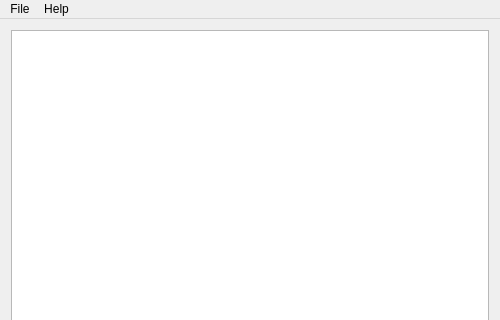
Before: the Qt Designer form BioImageOperation/MainWindow.ui in folterj/BioImageOperation, drawn with Qt 5; both pictures show x 0 to 500 and y 0 to 320 of the 500 by 500 pixel window.
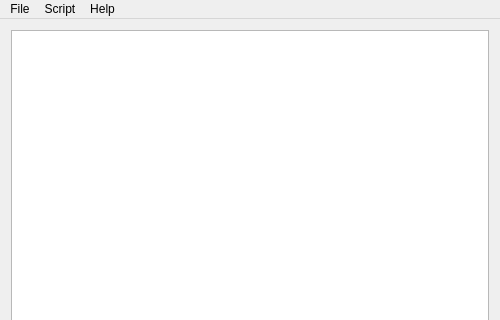
After: the same form once the commit is applied.

Commit message: Added automatic tracking script creation, improved tracking: discard while param training, added 'total' mode to video and image sources, improved close while in progress behaviour, fixed memory leak, fixed MSVC project

```diff
--- a/BioImageOperation/MainWindow.ui
+++ b/BioImageOperation/MainWindow.ui
@@ -108,7 +108,14 @@
     <addaction name="actionAbout"/>
     <addaction name="actionAboutQt"/>
    </widget>
+   <widget class="QMenu" name="menuScript">
+    <property name="title">
+     <string>Script</string>
+    </property>
+    <addaction name="actionGenerateTrackingScript"/>
+   </widget>
    <addaction name="menuFile"/>
+   <addaction name="menuScript"/>
    <addaction name="menuHelp"/>
   </widget>
   <widget class="QStatusBar" name="statusBar"/>
```
Left out of the diff: 8 changed lines with no effect on the pictures. The commit also changes 27 other files.
